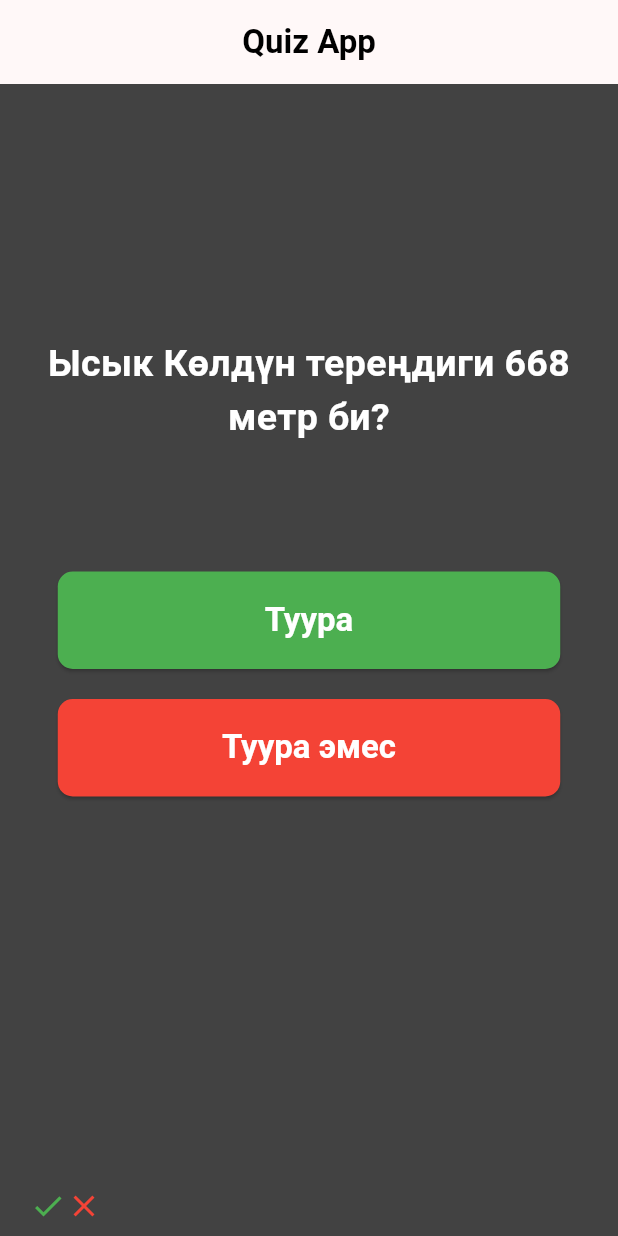
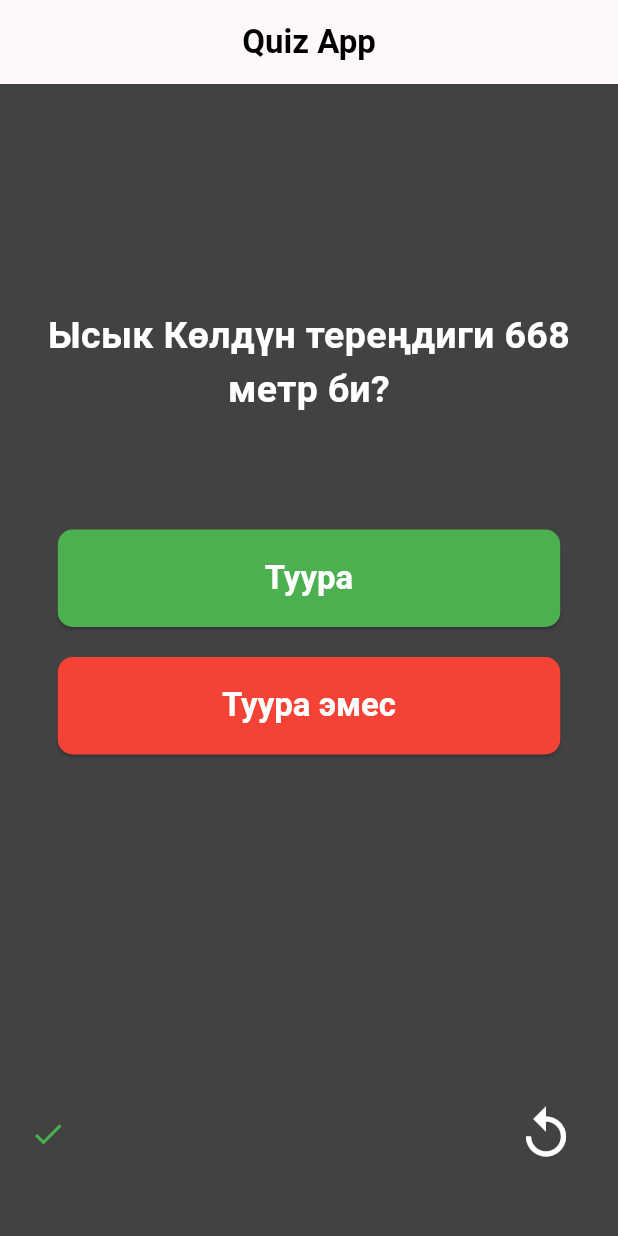
Before and after one commit to AiperiOrmonbekowa/flutter_lessons, a Flutter app: the screen it shows after launch, after a tap on "Туура", on a phone screen of 412 x 824 dp. Run offline on Flutter 3.47's test engine with Material 3 defaults, Android fonts, the phone set to English and light mode, and no system bars; our stand-ins replace audioplayers.

Commit message:
added finish test app

```diff
--- a/test_app/lib/view/home_body.dart
+++ b/test_app/lib/view/home_body.dart
@@ -14,12 +14,35 @@ class HomeBody extends StatefulWidget {
 
 class _HomeBodyState extends State<HomeBody> {
   final List suroolor = [s1, s2, s3, s4, s5, s6, s7, s8, s9, s10];
+  List<bool> jooptor = [];
+
   int index = 0;
-  void incrementindex() {
+  void incrementindex(bool joop) {
+    if (jooptor.length <= 10) {
+      final result = joop == suroolor[index].joop;
+      jooptor.add(result);
+    }
     if (index < 9) {
       index++;
-      setState(() {});
+    } else {
+      // tapshyrma
+      List<bool> kataJooptor = [];
+      List<bool> tuuraJooptor = [];
+
+      jooptor.map((e) => e == true ? tuuraJooptor.add(e) : null).toList();
+      jooptor.map((e) => e == false ? kataJooptor.add(e) : null).toList();
+      showDialog(
+        context: context,
+        builder: (context) {
+          return AlertDialog(
+            title: const Text('Тест аягына чыкты'),
+            content: Text(
+                'tuura jooptor ${tuuraJooptor.length}, kata jooptor ${kataJooptor.length}'),
+          );
+        },
+      );
     }
+    setState(() {});
   }
 
   @override
@@ -36,7 +59,7 @@ class _HomeBodyState extends State<HomeBody> {
           color: Colors.green,
           text: 'Туура',
           baskanda: () {
-            incrementindex();
+            incrementindex(true);
           },
         ),
         const SizedBox(
@@ -46,26 +69,39 @@ class _HomeBodyState extends State<HomeBody> {
           color: Colors.red,
           text: 'Туура эмес',
           baskanda: () {
-            incrementindex();
+            incrementindex(false);
           },
         ),
         const Spacer(
           flex: 3,
         ),
-        const Row(
+        Row(
+          mainAxisAlignment: MainAxisAlignment.spaceBetween,
           children: [
-            Icon(
-              Icons.check,
-              color: Colors.green,
-            ),
-            Icon(
-              Icons.close,
-              color: Colors.red,
-            ),
-            SizedBox(
-              height: 40,
+            Row(
+                children: jooptor
+                    .map((e) => Icon(
+                          e ? Icons.check : Icons.close,
+                          color: e ? Colors.green : Colors.red,
+                        ),
+                        )
+                    .toList()),
+            IconButton(
+              iconSize: 40,
+              onPressed: () {
+                index = 0;
+                jooptor.clear();
+                setState(() {});
+              },
+              icon: const Icon(
+                Icons.replay,
+                color: Colors.white,
+              ),
             ),
           ],
+        ),
+        const SizedBox(
+          height: 40,
         ),
       ],
     );
```
